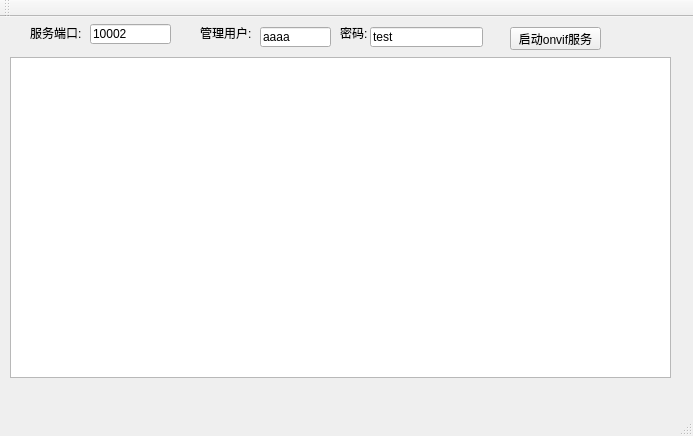
Old version of the form mainwindow.ui in the repository legahero/OnvifServerSimu.
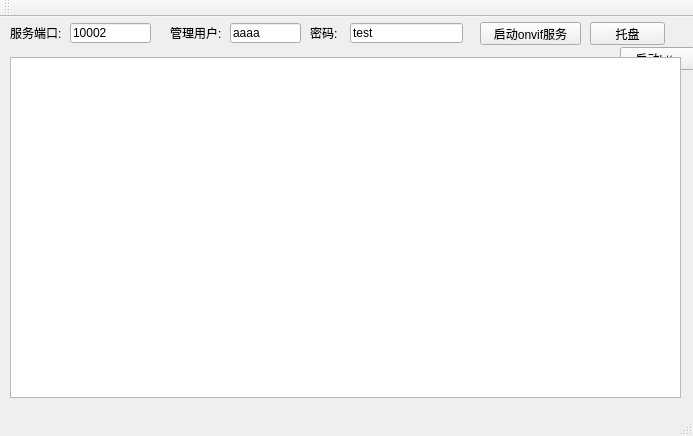
New version of the form.

What changed in the file:
```diff
--- a/mainwindow.ui
+++ b/mainwindow.ui
@@ -20,8 +20,8 @@
    <widget class="QLineEdit" name="lePort">
     <property name="geometry">
      <rect>
-      <x>90</x>
-      <y>7</y>
+      <x>70</x>
+      <y>6</y>
       <width>81</width>
       <height>20</height>
      </rect>
@@ -33,7 +33,7 @@
    <widget class="QLabel" name="label_7">
     <property name="geometry">
      <rect>
-      <x>30</x>
+      <x>10</x>
       <y>10</y>
       <width>54</width>
       <height>12</height>
@@ -46,14 +46,14 @@
    <widget class="QPushButton" name="pbStart">
     <property name="geometry">
      <rect>
-      <x>200</x>
-      <y>50</y>
+      <x>620</x>
+      <y>30</y>
       <width>75</width>
       <height>23</height>
      </rect>
     </property>
     <property name="text">
-     <string>启动</string>
+     <string>启动http</string>
     </property>
    </widget>
    <widget class="QTextEdit" name="teLog">
@@ -61,17 +61,17 @@
      <rect>
       <x>10</x>
       <y>40</y>
-      <width>661</width>
-      <height>321</height>
+      <width>671</width>
+      <height>341</height>
      </rect>
     </property>
    </widget>
    <widget class="QPushButton" name="pbsoaptest">
     <property name="geometry">
      <rect>
-      <x>510</x>
-      <y>10</y>
-      <width>91</width>
+      <x>480</x>
+      <y>5</y>
+      <width>101</width>
       <height>23</height>
      </rect>
     </property>
@@ -82,7 +82,7 @@
    <widget class="QLabel" name="label">
     <property name="geometry">
      <rect>
-      <x>200</x>
+      <x>170</x>
       <y>10</y>
       <width>54</width>
       <height>12</height>
@@ -95,8 +95,8 @@
    <widget class="QLineEdit" name="leUser">
     <property name="geometry">
      <rect>
-      <x>260</x>
-      <y>10</y>
+      <x>230</x>
+      <y>6</y>
       <width>71</width>
       <height>20</height>
      </rect>
@@ -108,7 +108,7 @@
    <widget class="QLabel" name="label_2">
     <property name="geometry">
      <rect>
-      <x>340</x>
+      <x>310</x>
       <y>10</y>
       <width>54</width>
       <height>12</height>
@@ -121,8 +121,8 @@
    <widget class="QLineEdit" name="lePwd">
     <property name="geometry">
      <rect>
-      <x>370</x>
-      <y>10</y>
+      <x>350</x>
+      <y>6</y>
       <width>113</width>
       <height>20</height>
      </rect>
@@ -131,6 +131,19 @@
      <string>test</string>
     </property>
    </widget>
+   <widget class="QPushButton" name="pbSysTrayIcon">
+    <property name="geometry">
+     <rect>
+      <x>590</x>
+      <y>5</y>
+      <width>75</width>
+      <height>23</height>
+     </rect>
+    </property>
+    <property name="text">
+     <string>托盘</string>
+    </property>
+   </widget>
   </widget>
   <widget class="QMenuBar" name="menuBar">
    <property name="geometry">
```
Left out of the diff: 2 changed lines with no effect on the pictures.
